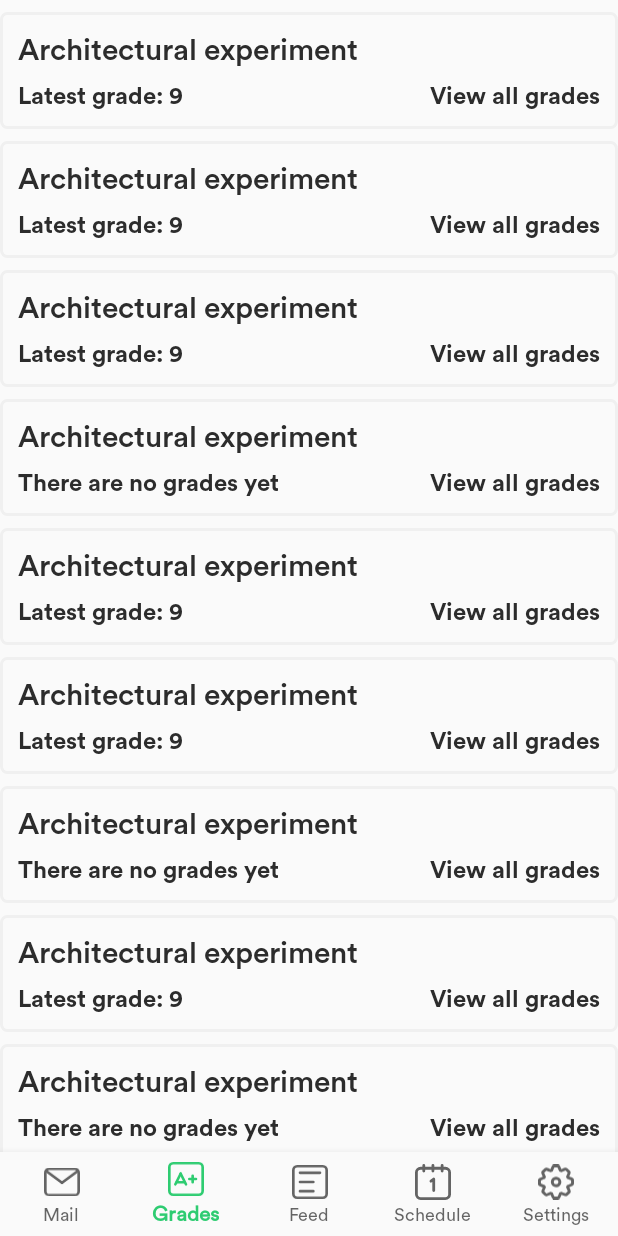
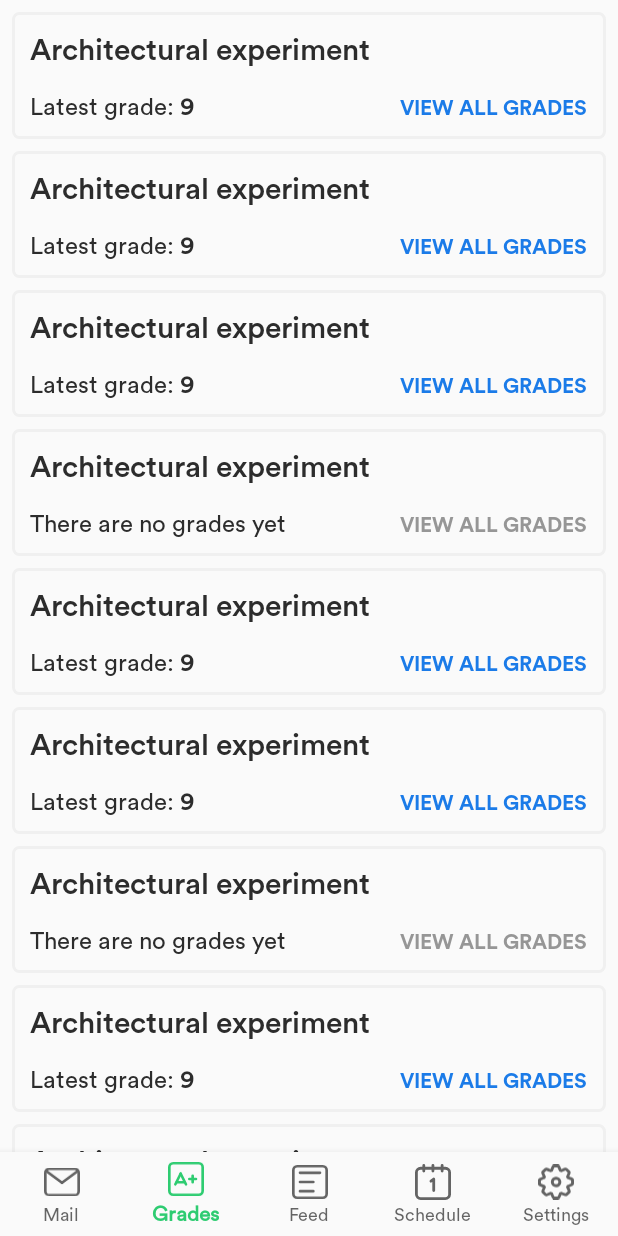
Before and after one commit to MindaugasVarkalys/owly, an Android app: the screen it shows after launch (MainActivity), item 2 of the bottom bar chosen, on a phone screen of 412 x 824 dp. Run offline under Robolectric (Android 15) with nearby library versions, the phone set to English and light mode, and no system bars.

Commit message:
Added design to grades

```diff
--- a/app/src/main/java/tech/owly/owly/adapters/FeedRecyclerAdapter.kt
+++ b/app/src/main/java/tech/owly/owly/adapters/FeedRecyclerAdapter.kt
@@ -38,8 +38,8 @@ class FeedRecyclerAdapter(private val messages : Array<Message>) : RecyclerView.
 
         layout.line1.text = message.firstLine
         layout.line2.text = message.secondLine
-        layout.line3.text = message.thirdLine
-        layout.line3.visibility = if (message.thirdLine.isNotEmpty()) View.VISIBLE else View.GONE
+        layout.line3.text = if (message.thirdLine.isNotEmpty()) message.thirdLine else message.secondLine
+        layout.line2.visibility = if (message.thirdLine.isNotEmpty()) View.VISIBLE else View.GONE
     }
 
     private fun setupMessageButtons(layout: ConstraintLayout, message: Message) {
--- a/app/src/main/java/tech/owly/owly/adapters/GradesRecyclerAdapter.kt
+++ b/app/src/main/java/tech/owly/owly/adapters/GradesRecyclerAdapter.kt
@@ -1,6 +1,7 @@
 package tech.owly.owly.adapters
 
 import android.support.constraint.ConstraintLayout
+import android.support.v4.text.HtmlCompat
 import android.support.v7.widget.RecyclerView
 import android.view.LayoutInflater
 import android.view.ViewGroup
@@ -23,7 +24,7 @@ class GradesRecyclerAdapter(private val modules : Array<Module>) : RecyclerView.
         val context = holder.layout.context
         holder.layout.module.text = module.name
         if (module.lastGrade != null) {
-            holder.layout.latest_grade.text = context.getString(R.string.latest_grade, module.lastGrade)
+            holder.layout.latest_grade.text = HtmlCompat.fromHtml(context.getString(R.string.latest_grade, module.lastGrade), HtmlCompat.FROM_HTML_MODE_LEGACY)
         } else {
             holder.layout.latest_grade.text = context.getString(R.string.no_grades)
             holder.layout.view_all_grades.isEnabled = false
--- /dev/null
+++ b/app/src/main/res/color/button_color.xml
@@ -0,0 +1,5 @@
+<?xml version="1.0" encoding="utf-8"?>
+<selector xmlns:android="http://schemas.android.com/apk/res/android">
+    <item android:state_enabled="false" android:color="@color/grey_600" />
+    <item android:color="@color/blue"/>
+</selector>
--- a/app/src/main/res/layout/fragment_grades.xml
+++ b/app/src/main/res/layout/fragment_grades.xml
@@ -5,5 +5,7 @@
     android:layout_width="match_parent"
     android:layout_height="match_parent"
     android:paddingTop="8dp"
+    android:paddingStart="8dp"
+    android:paddingEnd="8dp"
     android:clipToPadding="false"
     tools:context=".fragments.FeedFragment" />
--- a/app/src/main/res/layout/view_feed_message_card.xml
+++ b/app/src/main/res/layout/view_feed_message_card.xml
@@ -16,7 +16,7 @@
 
     <TextView
         android:id="@+id/line2"
-        style="@style/PrimaryText"
+        style="@style/PrimaryTextBold"
         android:layout_width="match_parent"
         android:layout_height="wrap_content"
         android:layout_marginTop="8dp"
@@ -25,7 +25,7 @@
 
     <TextView
         android:id="@+id/line3"
-        style="@style/SecondaryText"
+        style="@style/PrimaryText"
         android:layout_width="match_parent"
         android:layout_height="wrap_content"
         android:layout_marginTop="4dp"
--- a/app/src/main/res/layout/view_module_card.xml
+++ b/app/src/main/res/layout/view_module_card.xml
@@ -20,13 +20,13 @@
         style="@style/PrimaryText"
         android:layout_width="match_parent"
         android:layout_height="wrap_content"
-        android:layout_marginTop="8dp"
+        android:layout_marginTop="16dp"
         app:layout_constraintTop_toBottomOf="@+id/module"
         tools:text="Latest grade: 9" />
 
     <TextView
         android:id="@+id/view_all_grades"
-        style="@style/PrimaryText"
+        style="@style/PrimaryButton"
         android:layout_width="wrap_content"
         android:layout_height="wrap_content"
         app:layout_constraintBottom_toBottomOf="@+id/latest_grade"
--- a/app/src/main/res/values/strings.xml
+++ b/app/src/main/res/values/strings.xml
@@ -12,6 +12,6 @@
 
     <!-- Grades -->
     <string name="view_all_grades">View all grades</string>
-    <string name="latest_grade">Latest grade: <b>%d</b></string>
+    <string name="latest_grade"><![CDATA[Latest grade: <b>%d</b>]]></string>
     <string name="no_grades">There are no grades yet</string>
 </resources>
--- a/app/src/main/res/values/styles.xml
+++ b/app/src/main/res/values/styles.xml
@@ -29,9 +29,13 @@
     </style>
 
     <style name="PrimaryText">
-        <item name="android:fontFamily">@font/circular_bold</item>
+        <item name="android:fontFamily">@font/circular_book</item>
         <item name="android:textSize">16sp</item>
         <item name="android:textColor">@color/black</item>
+    </style>
+
+    <style name="PrimaryTextBold" parent="PrimaryText">
+        <item name="android:fontFamily">@font/circular_bold</item>
     </style>
 
     <style name="SecondaryText">
@@ -44,7 +48,7 @@
         <item name="android:fontFamily">@font/circular_bold</item>
         <item name="android:textSize">14sp</item>
         <item name="android:textAllCaps">true</item>
-        <item name="android:textColor">@color/blue</item>
+        <item name="android:textColor">@color/button_color</item>
     </style>
 
     <style name="SecondaryButton" parent="PrimaryButton">
```
